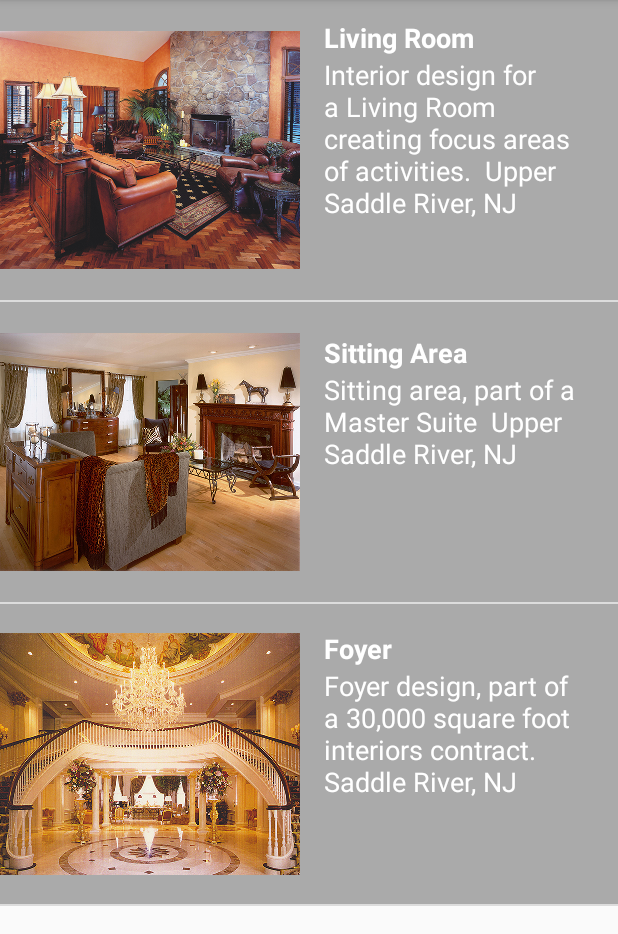
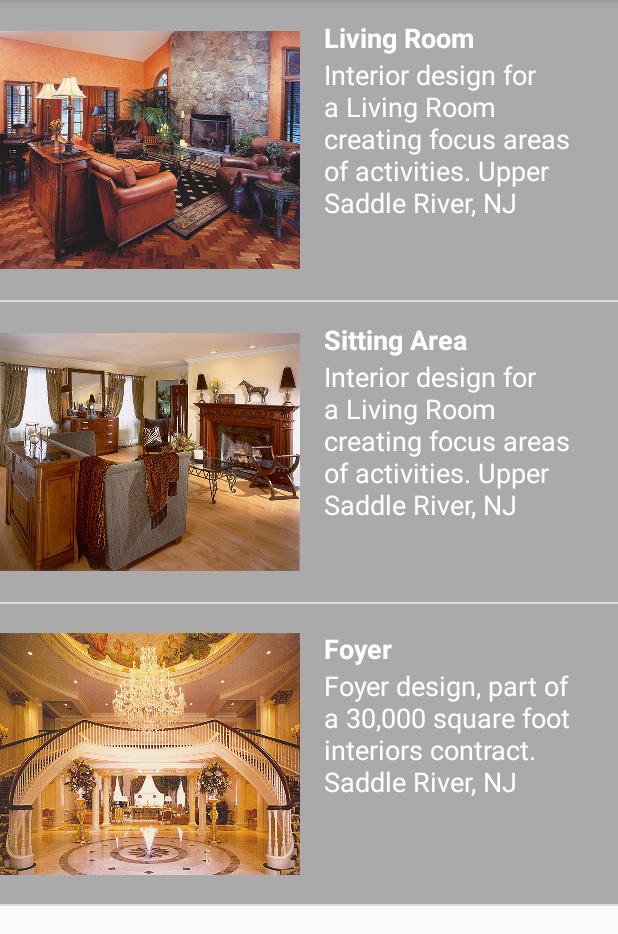
Before and after one commit to gsalierno3/MyGuidedTour, an Android app: the fragment SingleFamilyInteriorFragment shown on its own in the app's theme, on a phone screen of 412 x 824 dp, the part 84-1018 px from its top. Run offline under Robolectric (Android 15) with nearby library versions, the phone set to English and light mode, and no system bars.

Commit message:
SingleFamilyInteriorFragment hard coded strings modified

```diff
--- a/app/src/main/java/com/example/android/myguidedtour/SingleFamilyInteriorFragment.java
+++ b/app/src/main/java/com/example/android/myguidedtour/SingleFamilyInteriorFragment.java
@@ -37,12 +37,12 @@ public class SingleFamilyInteriorFragment extends Fragment
 
         //create list of projects
         final ArrayList<Project> projects = new ArrayList<Project>();
-        projects.add(new Project("Living Room", R.drawable.residential_interior_1,
-                "Interior design for a Living Room creating focus areas of activities.  Upper Saddle River, NJ"));
-        projects.add(new Project("Sitting Area", R.drawable.residential_interior_2,
-                "Sitting area, part of a Master Suite  Upper Saddle River, NJ"));
-        projects.add(new Project("Foyer", R.drawable.residential_interior_3,
-                "Foyer design, part of a 30,000 square foot interiors contract. Saddle River, NJ"));
+        projects.add(new Project(getString(R.string.single_interiors1_name), R.drawable.residential_interior_1,
+                getString(R.string.single_interiors1_text)));
+        projects.add(new Project(getString(R.string.single_interiors2_name), R.drawable.residential_interior_2,
+                getString(R.string.single_interiors1_text)));
+        projects.add(new Project(getString(R.string.single_interiors3_name), R.drawable.residential_interior_3,
+                getString(R.string.single_interiors3_text)));
 
         // Create a {@link ProjectAdapter whose data source is a list of {@link Project}s.  The
         // adapter knows how to create list items for each item in the list.
```
Also changed, not shown: app/src/main/res/values/strings.xml (+8 -0 lines).
